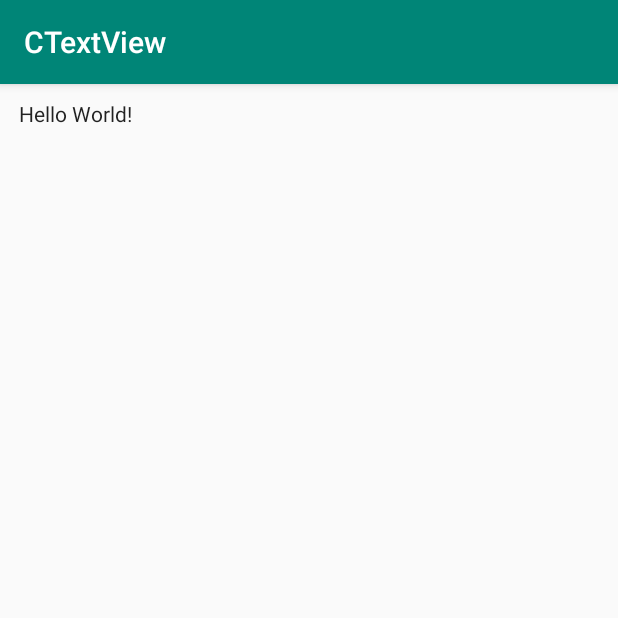
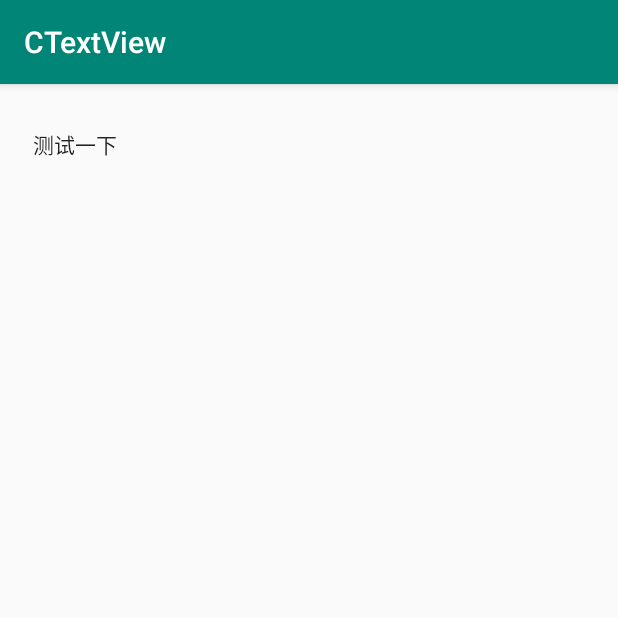
Before and after one commit to zhxhcoder/CTextView, an Android app: the screen it shows after launch (MainActivity), on a phone screen of 412 x 824 dp, the top half of it. Run offline under Robolectric (Android 15) with nearby library versions, the phone set to English and light mode, and no system bars.

Commit message:
CTextView例子

```diff
--- a/app/src/main/res/layout/activity_main.xml
+++ b/app/src/main/res/layout/activity_main.xml
@@ -1,18 +1,15 @@
 <?xml version="1.0" encoding="utf-8"?>
 <LinearLayout xmlns:android="http://schemas.android.com/apk/res/android"
     xmlns:app="http://schemas.android.com/apk/res-auto"
-    xmlns:tools="http://schemas.android.com/tools"
     android:layout_width="match_parent"
-    android:layout_height="match_parent"
-    tools:context=".MainActivity">
+    android:layout_height="match_parent">
 
     <com.creditease.ctextview.CTextView
         android:layout_width="100dp"
         android:layout_height="40dp"
-        android:layout_gravity="center_horizontal"
         android:layout_marginTop="20dp"
         android:gravity="center"
-        android:text="Hello World!"
+        android:text="测试一下"
         app:CAngleCorner="2dp"
         app:CStrokeColor="@color/colorAccent" />
 
```
